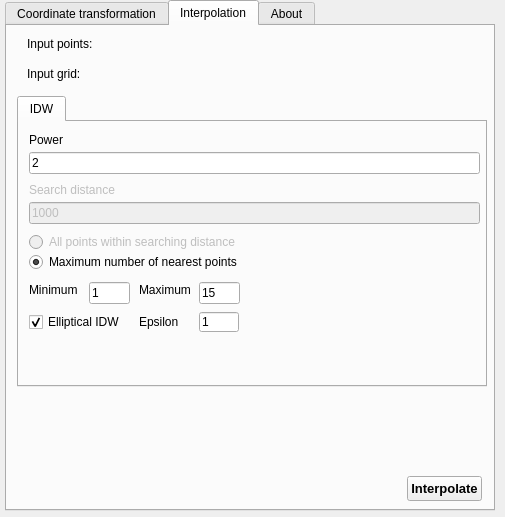
The window that curvilinear_coordinator_dialog_base.ui (zaarcvon/curvicoord) describes before a commit, drawn with Qt 5.
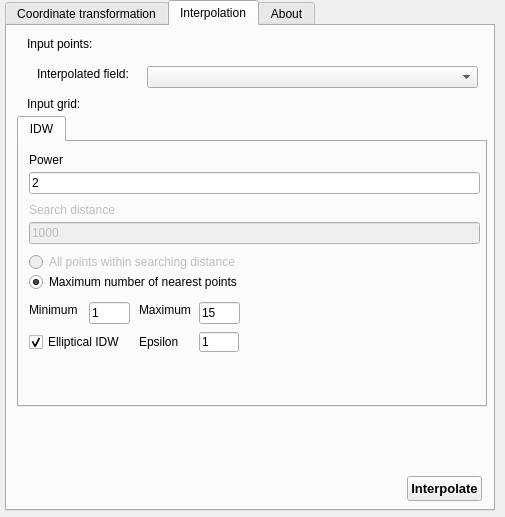
The same window after the commit. The open tabs and pages were chosen to show the change. Custom widgets are drawn as their Qt base class.

Commit message: Add option to choose field for interpolation on interpolation step

Patch:
```diff
--- a/curvilinear_coordinator_dialog_base.ui
+++ b/curvilinear_coordinator_dialog_base.ui
@@ -467,7 +467,7 @@
      <property name="geometry">
       <rect>
        <x>20</x>
-       <y>40</y>
+       <y>70</y>
        <width>91</width>
        <height>16</height>
       </rect>
@@ -480,7 +480,7 @@
      <property name="geometry">
       <rect>
        <x>100</x>
-       <y>40</y>
+       <y>70</y>
        <width>371</width>
        <height>21</height>
       </rect>
@@ -522,7 +522,7 @@
      <property name="geometry">
       <rect>
        <x>10</x>
-       <y>70</y>
+       <y>90</y>
        <width>470</width>
        <height>291</height>
       </rect>
@@ -742,6 +742,29 @@
       <string>Interpolate</string>
      </property>
     </widget>
+    <widget class="QLabel" name="label_3">
+     <property name="geometry">
+      <rect>
+       <x>30</x>
+       <y>40</y>
+       <width>101</width>
+       <height>16</height>
+      </rect>
+     </property>
+     <property name="text">
+      <string>Interpolated field:</string>
+     </property>
+    </widget>
+    <widget class="QComboBox" name="Field_comboBox">
+     <property name="geometry">
+      <rect>
+       <x>140</x>
+       <y>40</y>
+       <width>331</width>
+       <height>22</height>
+      </rect>
+     </property>
+    </widget>
    </widget>
    <widget class="QWidget" name="tab_6">
     <attribute name="title">
```
Left out of the diff: 2 changed lines with no effect on the pictures. The commit also changes 1 other file.
